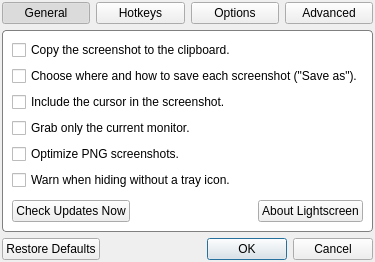
First picture: the form in dialogs/optionsdialog.ui, repository manjeetdahiya/lightscreen-clone, before the edit.
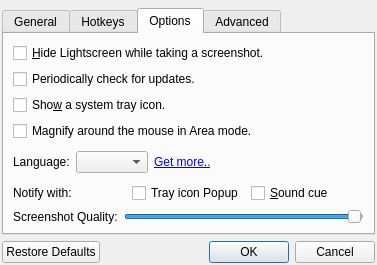
Second picture: the form after the edit. The open tabs and pages were chosen to show the change. Icons and pictures are not drawn. Custom widgets are drawn as their Qt base class.

Diff of the .ui file:
```diff
--- a/dialogs/optionsdialog.ui
+++ b/dialogs/optionsdialog.ui
@@ -6,23 +6,17 @@
    <rect>
     <x>0</x>
     <y>0</y>
-    <width>358</width>
-    <height>262</height>
+    <width>364</width>
+    <height>265</height>
    </rect>
   </property>
   <property name="windowTitle">
    <string>Options - Lightscreen</string>
   </property>
   <property name="styleSheet">
-   <string notr="true">QStackedWidget
-{
-background-color: white;
-border: 1px solid gray;
-border-radius: 4px;
-}
-</string>
+   <string notr="true"/>
   </property>
-  <layout class="QVBoxLayout" name="verticalLayout_6">
+  <layout class="QVBoxLayout" name="verticalLayout">
    <property name="margin">
     <number>2</number>
    </property>
@@ -35,98 +29,19 @@
       <property name="margin">
        <number>0</number>
       </property>
-      <item>
-       <widget class="QPushButton" name="generalButton">
-        <property name="sizePolicy">
-         <sizepolicy hsizetype="Minimum" vsizetype="Expanding">
-          <horstretch>0</horstretch>
-          <verstretch>0</verstretch>
-         </sizepolicy>
-        </property>
-        <property name="text">
-         <string>General</string>
-        </property>
-        <property name="checkable">
-         <bool>true</bool>
-        </property>
-        <property name="checked">
-         <bool>true</bool>
-        </property>
-        <property name="autoExclusive">
-         <bool>true</bool>
-        </property>
-       </widget>
-      </item>
-      <item>
-       <widget class="QPushButton" name="hotkeysButton">
-        <property name="sizePolicy">
-         <sizepolicy hsizetype="Minimum" vsizetype="Expanding">
-          <horstretch>0</horstretch>
-          <verstretch>0</verstretch>
-         </sizepolicy>
-        </property>
-        <property name="text">
-         <string>Hotkeys</string>
-        </property>
-        <property name="checkable">
-         <bool>true</bool>
-        </property>
-        <property name="autoExclusive">
-         <bool>true</bool>
-        </property>
-       </widget>
-      </item>
-      <item>
-       <widget class="QPushButton" name="optionsButton">
-        <property name="sizePolicy">
-         <sizepolicy hsizetype="Minimum" vsizetype="Expanding">
-          <horstretch>0</horstretch>
-          <verstretch>0</verstretch>
-         </sizepolicy>
-        </property>
-        <property name="text">
-         <string>Options</string>
-        </property>
-        <property name="checkable">
-         <bool>true</bool>
-        </property>
-        <property name="autoExclusive">
-         <bool>true</bool>
-        </property>
-       </widget>
-      </item>
-      <item>
-       <widget class="QPushButton" name="advancedButton">
-        <property name="sizePolicy">
-         <sizepolicy hsizetype="Minimum" vsizetype="Expanding">
-          <horstretch>0</horstretch>
-          <verstretch>0</verstretch>
-         </sizepolicy>
-        </property>
-        <property name="text">
-         <string>Advanced</string>
-        </property>
-        <property name="checkable">
-         <bool>true</bool>
-        </property>
-        <property name="autoExclusive">
-         <bool>true</bool>
-        </property>
-       </widget>
-      </item>
      </layout>
     </widget>
    </item>
    <item>
-    <widget class="QStackedWidget" name="stack">
-     <property name="styleSheet">
-      <string notr="true"/>
-     </property>
+    <widget class="QTabWidget" name="tabWidget">
      <property name="currentIndex">
       <number>0</number>
      </property>
-     <widget class="QWidget" name="page">
-      <layout class="QVBoxLayout" name="verticalLayout_5">
+     <widget class="QWidget" name="tab">
+      <attribute name="title">
+       <string>General</string>
+      </attribute>
+      <layout class="QVBoxLayout" name="verticalLayout_6">
        <item>
         <widget class="QGroupBox" name="fileGroupBox">
          <property name="title">
@@ -467,8 +382,11 @@
        </item>
       </layout>
      </widget>
-     <widget class="QWidget" name="page_2">
-      <layout class="QVBoxLayout" name="verticalLayout_3">
+     <widget class="QWidget" name="tab_2">
+      <attribute name="title">
+       <string>Hotkeys</string>
+      </attribute>
+      <layout class="QVBoxLayout" name="verticalLayout_7">
        <item>
         <layout class="QGridLayout" name="gridLayout">
          <item row="0" column="0">
@@ -615,18 +533,11 @@
        </item>
       </layout>
      </widget>
-     <widget class="QWidget" name="page_3">
-      <layout class="QVBoxLayout" name="verticalLayout_2">
-       <item>
-        <widget class="QCheckBox" name="trayCheckBox">
-         <property name="whatsThis">
-          <string/>
-         </property>
-         <property name="text">
-          <string>Sho&amp;w a system tray icon.</string>
-         </property>
-        </widget>
-       </item>
+     <widget class="QWidget" name="tab_3">
+      <attribute name="title">
+       <string>Options</string>
+      </attribute>
+      <layout class="QVBoxLayout" name="verticalLayout_8">
        <item>
         <widget class="QCheckBox" name="hideCheckBox">
          <property name="text">
@@ -641,6 +552,16 @@
          </property>
         </widget>
        </item>
+       <item>
+        <widget class="QCheckBox" name="trayCheckBox">
+         <property name="whatsThis">
+          <string/>
+         </property>
+         <property name="text">
+          <string>Sho&amp;w a system tray icon.</string>
+         </property>
+        </widget>
+       </item>
        <item>
         <widget class="QCheckBox" name="magnifyCheckBox">
          <property name="text">
@@ -752,15 +673,11 @@
        </item>
       </layout>
      </widget>
-     <widget class="QWidget" name="page_4">
-      <layout class="QVBoxLayout" name="verticalLayout">
-       <item>
-        <widget class="QCheckBox" name="clipboardCheckBox">
-         <property name="text">
-          <string>Copy the screenshot to the clipboard.</string>
-         </property>
-        </widget>
-       </item>
+     <widget class="QWidget" name="tab_4">
+      <attribute name="title">
+       <string>Advanced</string>
+      </attribute>
+      <layout class="QVBoxLayout" name="verticalLayout_9">
        <item>
         <widget class="QCheckBox" name="saveAsCheckBox">
          <property name="text">
@@ -768,6 +685,13 @@
          </property>
         </widget>
        </item>
+       <item>
+        <widget class="QCheckBox" name="clipboardCheckBox">
+         <property name="text">
+          <string>Copy the screenshot to the clipboard.</string>
+         </property>
+        </widget>
+       </item>
        <item>
         <widget class="QCheckBox" name="cursorCheckBox">
          <property name="text">
@@ -799,19 +723,6 @@
          </property>
         </widget>
        </item>
-       <item>
-        <spacer name="verticalSpacer">
-         <property name="orientation">
-          <enum>Qt::Vertical</enum>
-         </property>
-         <property name="sizeHint" stdset="0">
-          <size>
-           <width>20</width>
-           <height>42</height>
-          </size>
-         </property>
-        </spacer>
-       </item>
        <item>
         <layout class="QHBoxLayout" name="horizontalLayout_2">
          <item>
```
Left out of the diff: 31 changed lines with no effect on the pictures.
